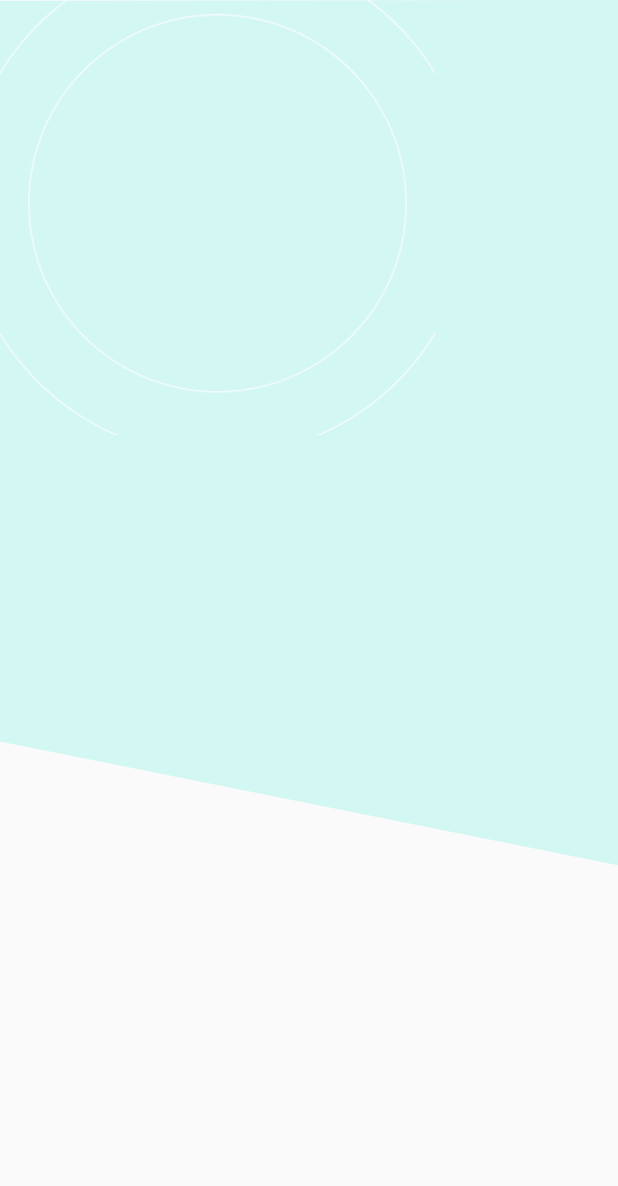
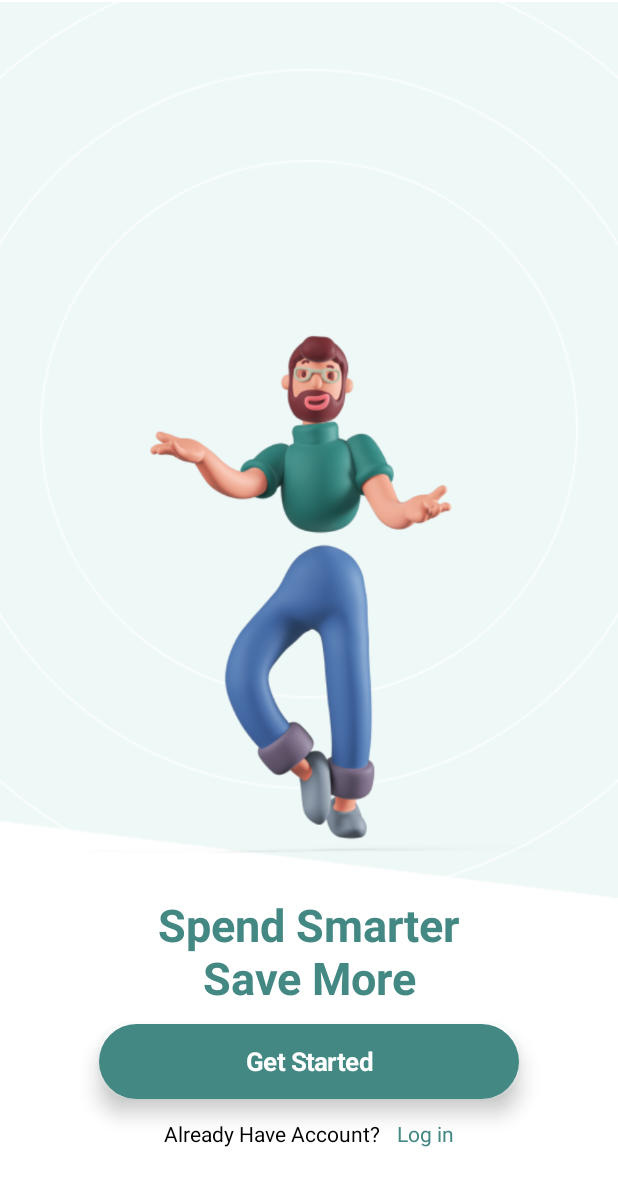
Before and after one commit to sankkaly/mono, an Android app built with Jetpack Compose: the screen it shows after launch (MainActivity), on a phone screen of 412 x 824 dp. Shown: the top 1186 px of the screen. Run offline under Robolectric (Android 15) with nearby library versions, the phone set to English and light mode, and no system bars.

Commit message:
Build Get started Page

```diff
--- a/app/src/main/java/com/example/mono/MainActivity.kt
+++ b/app/src/main/java/com/example/mono/MainActivity.kt
@@ -8,7 +8,6 @@ import androidx.compose.foundation.background
 import androidx.compose.foundation.layout.Arrangement
 import androidx.compose.foundation.layout.Column
 import androidx.compose.foundation.layout.fillMaxSize
-import androidx.compose.material3.MaterialTheme
 import androidx.compose.material3.Text
 import androidx.compose.runtime.Composable
 import androidx.compose.ui.Alignment
@@ -18,7 +17,7 @@ import androidx.compose.ui.text.TextStyle
 import androidx.compose.ui.text.font.FontWeight
 import androidx.compose.ui.tooling.preview.Preview
 import androidx.compose.ui.unit.sp
-import com.example.mono.components.RectangleShape
+import com.example.mono.screens.GetStarted
 
 
 class MainActivity : ComponentActivity() {
@@ -27,7 +26,7 @@ class MainActivity : ComponentActivity() {
         enableEdgeToEdge()
         setContent {
 //            Splash()
-            RectangleShape()
+            GetStarted()
         }
     }
 }
--- a/app/src/main/java/com/example/mono/components/RectShape.kt
+++ b/app/src/main/java/com/example/mono/components/RectShape.kt
@@ -1,46 +1,38 @@
 package com.example.mono.components
-
-
 import androidx.compose.foundation.Image
+import androidx.compose.foundation.background
 import androidx.compose.foundation.layout.Box
 import androidx.compose.foundation.layout.fillMaxSize
+
+import androidx.compose.foundation.layout.fillMaxWidth
+import androidx.compose.foundation.layout.height
 import androidx.compose.foundation.layout.size
 import androidx.compose.runtime.Composable
+import androidx.compose.ui.Alignment
 import androidx.compose.ui.Modifier
-import androidx.compose.ui.draw.drawBehind
 import androidx.compose.ui.graphics.Color
-import androidx.compose.ui.graphics.Path
 import androidx.compose.ui.layout.ContentScale
 import androidx.compose.ui.res.painterResource
 
 import androidx.compose.ui.tooling.preview.Preview
 import androidx.compose.ui.unit.dp
 import com.example.mono.R
-
 @Preview
 @Composable
 fun RectangleShape (){
-    Box(modifier = Modifier
-        .fillMaxSize()
-        .drawBehind {
-            val path = Path().apply {
-                moveTo(0f, size.height * 0.8f) // Start from the bottom-left with shorter height
-                lineTo(0f, 0.8f) // Move to top-left
-                lineTo(size.width, 0f) // Move to top-right
-                lineTo(size.width, size.height * 0.7f) // Move to bottom-right
-                lineTo(0f, size.height * 0.6f) // Move back to the starting point
-                close()
-            }
+    Box(contentAlignment = Alignment.TopCenter,
+        modifier = Modifier
+            .fillMaxWidth()
+            .height(600.dp)
+            .background(Color.White)){
+        Image(painter = painterResource(id = R.drawable.bg), contentDescription = "bg",
+            modifier = Modifier.fillMaxSize(),contentScale = ContentScale.FillWidth)
+        Image(painter = painterResource(id = R.drawable.man),
+            contentDescription = "man",
+            contentScale = ContentScale.FillWidth,
+            modifier = Modifier
+                .size(300.dp, 400.dp)
+                .align(Alignment.BottomCenter) )
 
-            drawPath(
-                path = path,
-                color = Color(0xFFD3F7F3)
-            )
-
-        }){
-        Image(painter = painterResource(id = R.drawable.roundcircle),
-            contentDescription = "circle",
-            contentScale = ContentScale.Crop,
-            modifier = Modifier.size(290.dp, 290.dp) )
     }
 }
--- /dev/null
+++ b/app/src/main/java/com/example/mono/screens/GetStarted.kt
@@ -0,0 +1,89 @@
+package com.example.mono.screens
+import android.widget.Toast
+import androidx.compose.foundation.background
+import androidx.compose.foundation.clickable
+import androidx.compose.foundation.layout.Arrangement
+import androidx.compose.foundation.layout.Column
+import androidx.compose.foundation.layout.Row
+import androidx.compose.foundation.layout.Spacer
+import androidx.compose.foundation.layout.fillMaxHeight
+import androidx.compose.foundation.layout.fillMaxWidth
+import androidx.compose.foundation.layout.height
+import androidx.compose.foundation.layout.width
+import androidx.compose.foundation.shape.RoundedCornerShape
+import androidx.compose.material3.Button
+import androidx.compose.material3.ButtonDefaults
+import androidx.compose.material3.Text
+import androidx.compose.runtime.Composable
+import androidx.compose.ui.Alignment
+import androidx.compose.ui.Modifier
+import androidx.compose.ui.draw.shadow
+import androidx.compose.ui.graphics.Color
+import androidx.compose.ui.platform.LocalContext
+import androidx.compose.ui.text.TextStyle
+import androidx.compose.ui.text.font.FontWeight
+import androidx.compose.ui.tooling.preview.Preview
+import androidx.compose.ui.unit.dp
+import androidx.compose.ui.unit.sp
+import com.example.mono.components.RectangleShape
+
+@Preview
+@Composable
+fun GetStarted (){
+    val context = LocalContext.current
+    Column (modifier = Modifier
+        .fillMaxHeight()
+        .background(Color.White),
+        verticalArrangement = Arrangement.SpaceEvenly,
+        horizontalAlignment = Alignment.CenterHorizontally){
+        RectangleShape()
+        Column (modifier = Modifier.fillMaxHeight() ,verticalArrangement = Arrangement.Top,
+            horizontalAlignment = Alignment.CenterHorizontally) {
+            Text(text = "Spend Smarter", style = TextStyle(
+                Color(0xff438883), fontWeight = FontWeight.Bold, fontSize = 30.sp
+            ))
+            Text(text = "Save More",style = TextStyle(
+                Color(0xff438883), fontWeight = FontWeight.Bold, fontSize = 30.sp
+            ))
+            Spacer(modifier = Modifier.height(12.dp))
+            Button(onClick = {  },
+                modifier = Modifier
+                    .width(280.dp)
+                    .height(50.dp)
+                    .shadow(8.dp, RoundedCornerShape(20.dp),clip = true, Color(0xff438883)),
+                colors = ButtonDefaults.buttonColors(
+                    containerColor = Color(0xff438883)
+                )){
+                Text(text = "Get Started",
+                    style = TextStyle(
+                        fontSize = 17.sp,
+                        fontWeight = FontWeight.Bold
+                    )
+                )
+            }
+            Spacer(modifier = Modifier.height(16.dp))
+
+            Row (horizontalArrangement = Arrangement.SpaceBetween,
+                modifier = Modifier.fillMaxWidth(0.47f)) {
+                Text(text = "Already Have Account?",
+                    style = TextStyle(
+                        fontSize = 14.sp,
+                        fontWeight = FontWeight.W400
+                    ))
+                Text(text = "Log in",
+                    modifier = Modifier.clickable { Toast.makeText(context,"button clicked",Toast.LENGTH_SHORT).show() },
+                    style = TextStyle(
+                        fontSize = 14.sp,
+                        fontWeight = FontWeight.W400,
+                        color = Color(0xff438883)
+                    ))
+            }
+
+
+        }
+
+
+    }
+
+
+}
```
Also changed, not shown: app/src/main/res/drawable/bg.png (added), app/src/main/res/drawable/coin.png (added), app/src/main/res/drawable/donut.png (added), app/src/main/res/drawable/man.png (added).
